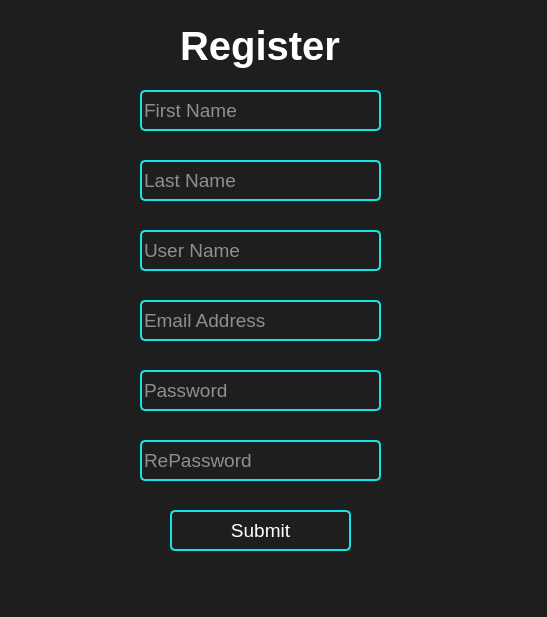
Qt form src/GUI/mainwindow.ui (batuhaninan/PasswordManager) before a commit.
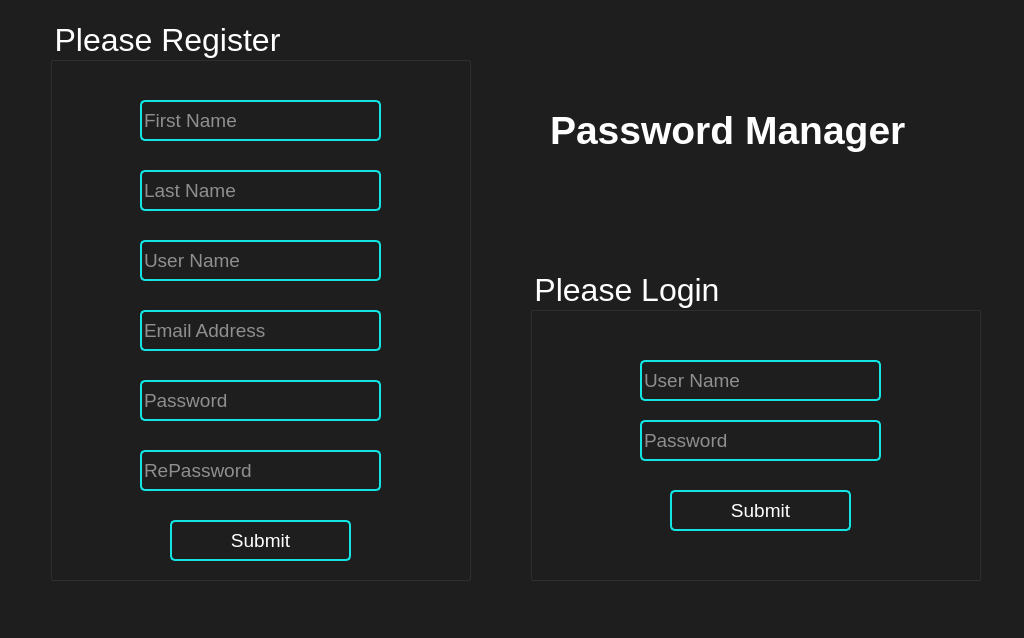
The same form after that commit.

Commit message: created login box and added lineedits, button

```diff
--- a/src/GUI/mainwindow.ui
+++ b/src/GUI/mainwindow.ui
@@ -6,8 +6,8 @@
    <rect>
     <x>0</x>
     <y>0</y>
-    <width>547</width>
-    <height>617</height>
+    <width>1024</width>
+    <height>638</height>
    </rect>
   </property>
   <property name="mouseTracking">
@@ -20,41 +20,35 @@
    <string notr="true">background-color:#1E1E1E</string>
   </property>
   <widget class="QWidget" name="centralwidget">
-   <widget class="QLineEdit" name="firstName">
+   <widget class="QGroupBox" name="groupBox">
     <property name="geometry">
      <rect>
-      <x>140</x>
-      <y>90</y>
-      <width>241</width>
-      <height>41</height>
+      <x>50</x>
+      <y>20</y>
+      <width>421</width>
+      <height>561</height>
      </rect>
     </property>
     <property name="font">
      <font>
-      <pointsize>14</pointsize>
+      <pointsize>24</pointsize>
      </font>
     </property>
     <property name="styleSheet">
-     <string notr="true">border: 2px solid #13E4E4;
-border-radius:5px;
-color:white</string>
+     <string notr="true">color:white;</string>
     </property>
-    <property name="inputMask">
-     <string/>
+    <property name="title">
+     <string>Please Register</string>
     </property>
-    <property name="text">
-     <string/>
-    </property>
-    <property name="placeholderText">
-     <string>First Name</string>
-    </property>
-   </widget>
-   <widget class="QLineEdit" name="lastName">
+    <widget class="QPushButton" name="submit">
+     <property name="enabled">
+      <bool>true</bool>
+     </property>
     <property name="geometry">
      <rect>
-      <x>140</x>
-      <y>160</y>
-      <width>241</width>
+       <x>120</x>
+       <y>500</y>
+       <width>181</width>
       <height>41</height>
      </rect>
     </property>
@@ -63,49 +57,26 @@
       <pointsize>14</pointsize>
      </font>
     </property>
-    <property name="styleSheet">
-     <string notr="true">border: 2px solid #13E4E4;
-border-radius:5px;
-color:white</string>
-    </property>
-    <property name="text">
-     <string/>
-    </property>
-    <property name="placeholderText">
-     <string>Last Name</string>
-    </property>
-   </widget>
-   <widget class="QLineEdit" name="userName">
-    <property name="geometry">
-     <rect>
-      <x>140</x>
-      <y>230</y>
-      <width>241</width>
-      <height>41</height>
-     </rect>
-    </property>
-    <property name="font">
-     <font>
-      <pointsize>14</pointsize>
-     </font>
-    </property>
+     <property name="mouseTracking">
+      <bool>false</bool>
+     </property>
+     <property name="autoFillBackground">
+      <bool>false</bool>
+     </property>
     <property name="styleSheet">
      <string notr="true">border: 2px solid #13E4E4;
 border-radius:5px;
 color:white</string>
     </property>
     <property name="text">
-     <string/>
-    </property>
-    <property name="placeholderText">
-     <string>User Name</string>
+      <string>Submit</string>
     </property>
    </widget>
    <widget class="QLineEdit" name="email">
     <property name="geometry">
      <rect>
-      <x>140</x>
-      <y>300</y>
+       <x>90</x>
+       <y>290</y>
       <width>241</width>
       <height>41</height>
      </rect>
@@ -130,8 +101,8 @@
    <widget class="QLineEdit" name="password">
     <property name="geometry">
      <rect>
-      <x>140</x>
-      <y>370</y>
+       <x>90</x>
+       <y>360</y>
       <width>241</width>
       <height>41</height>
      </rect>
@@ -156,11 +127,92 @@
      <string>Password</string>
     </property>
    </widget>
+    <widget class="QLineEdit" name="lastName">
+     <property name="geometry">
+      <rect>
+       <x>90</x>
+       <y>150</y>
+       <width>241</width>
+       <height>41</height>
+      </rect>
+     </property>
+     <property name="font">
+      <font>
+       <pointsize>14</pointsize>
+      </font>
+     </property>
+     <property name="styleSheet">
+      <string notr="true">border: 2px solid #13E4E4;
+border-radius:5px;
+color:white</string>
+     </property>
+     <property name="text">
+      <string/>
+     </property>
+     <property name="placeholderText">
+      <string>Last Name</string>
+     </property>
+    </widget>
+    <widget class="QLineEdit" name="userName">
+     <property name="geometry">
+      <rect>
+       <x>90</x>
+       <y>220</y>
+       <width>241</width>
+       <height>41</height>
+      </rect>
+     </property>
+     <property name="font">
+      <font>
+       <pointsize>14</pointsize>
+      </font>
+     </property>
+     <property name="styleSheet">
+      <string notr="true">border: 2px solid #13E4E4;
+border-radius:5px;
+color:white</string>
+     </property>
+     <property name="text">
+      <string/>
+     </property>
+     <property name="placeholderText">
+      <string>User Name</string>
+     </property>
+    </widget>
+    <widget class="QLineEdit" name="firstName">
+     <property name="geometry">
+      <rect>
+       <x>90</x>
+       <y>80</y>
+       <width>241</width>
+       <height>41</height>
+      </rect>
+     </property>
+     <property name="font">
+      <font>
+       <pointsize>14</pointsize>
+      </font>
+     </property>
+     <property name="styleSheet">
+      <string notr="true">border: 2px solid #13E4E4;
+border-radius:5px;
+color:white</string>
+     </property>
+     <property name="inputMask">
+      <string/>
+     </property>
+     <property name="text">
+      <string/>
+     </property>
+     <property name="placeholderText">
+      <string>First Name</string>
+     </property>
+    </widget>
    <widget class="QLineEdit" name="repassword">
     <property name="geometry">
      <rect>
-      <x>140</x>
-      <y>440</y>
+       <x>90</x>
+       <y>430</y>
       <width>241</width>
       <height>41</height>
      </rect>
@@ -185,76 +237,138 @@
      <string>RePassword</string>
     </property>
    </widget>
-   <widget class="QPushButton" name="submit">
-    <property name="enabled">
-     <bool>true</bool>
-    </property>
-    <property name="geometry">
-     <rect>
-      <x>170</x>
-      <y>510</y>
-      <width>181</width>
-      <height>41</height>
-     </rect>
-    </property>
-    <property name="font">
-     <font>
-      <pointsize>14</pointsize>
-     </font>
-    </property>
-    <property name="mouseTracking">
-     <bool>false</bool>
-    </property>
-    <property name="autoFillBackground">
-     <bool>false</bool>
-    </property>
-    <property name="styleSheet">
-     <string notr="true">border: 2px solid #13E4E4;
-border-radius:5px;
-color:white</string>
-    </property>
-    <property name="text">
-     <string>Submit</string>
-    </property>
    </widget>
    <widget class="QLabel" name="registerLabel">
     <property name="geometry">
      <rect>
-      <x>180</x>
+      <x>550</x>
       <y>10</y>
-      <width>231</width>
-      <height>71</height>
+      <width>471</width>
+      <height>241</height>
      </rect>
     </property>
     <property name="font">
      <font>
-      <pointsize>30</pointsize>
+      <pointsize>29</pointsize>
       <weight>75</weight>
       <bold>true</bold>
-      <underline>false</underline>
-      <strikeout>false</strikeout>
-      <kerning>true</kerning>
      </font>
     </property>
     <property name="styleSheet">
      <string notr="true">color:white;
-text-align:center;</string>
+</string>
     </property>
-    <property name="frameShape">
-     <enum>QFrame::NoFrame</enum>
+    <property name="text">
+     <string>Password Manager</string>
     </property>
-    <property name="frameShadow">
-     <enum>QFrame::Plain</enum>
+   </widget>
+   <widget class="QGroupBox" name="logInGroupBox">
+    <property name="geometry">
+     <rect>
+      <x>530</x>
+      <y>270</y>
+      <width>451</width>
+      <height>311</height>
+     </rect>
     </property>
-    <property name="lineWidth">
-     <number>1</number>
+    <property name="font">
+     <font>
+      <pointsize>24</pointsize>
+     </font>
     </property>
+    <property name="styleSheet">
+     <string notr="true">color:white</string>
+    </property>
+    <property name="title">
+     <string>Please Login</string>
+    </property>
+    <widget class="QLineEdit" name="logInUserName">
+     <property name="geometry">
+      <rect>
+       <x>110</x>
+       <y>90</y>
+       <width>241</width>
+       <height>41</height>
+      </rect>
+     </property>
+     <property name="font">
+      <font>
+       <pointsize>14</pointsize>
+      </font>
+     </property>
+     <property name="styleSheet">
+      <string notr="true">border: 2px solid #13E4E4;
+border-radius:5px;
+color:white</string>
+     </property>
     <property name="text">
-     <string>Register</string>
-    </property>
-    <property name="textFormat">
-     <enum>Qt::AutoText</enum>
-    </property>
+      <string/>
+     </property>
+     <property name="placeholderText">
+      <string>User Name</string>
+     </property>
+    </widget>
+    <widget class="QPushButton" name="logInSubmit">
+     <property name="enabled">
+      <bool>true</bool>
+     </property>
+     <property name="geometry">
+      <rect>
+       <x>140</x>
+       <y>220</y>
+       <width>181</width>
+       <height>41</height>
+      </rect>
+     </property>
+     <property name="font">
+      <font>
+       <pointsize>14</pointsize>
+      </font>
+     </property>
+     <property name="mouseTracking">
+      <bool>false</bool>
+     </property>
+     <property name="autoFillBackground">
+      <bool>false</bool>
+     </property>
+     <property name="styleSheet">
+      <string notr="true">border: 2px solid #13E4E4;
+border-radius:5px;
+color:white</string>
+     </property>
+     <property name="text">
+      <string>Submit</string>
+     </property>
+    </widget>
+    <widget class="QLineEdit" name="logInPassword">
+     <property name="geometry">
+      <rect>
+       <x>110</x>
+       <y>150</y>
+       <width>241</width>
+       <height>41</height>
+      </rect>
+     </property>
+     <property name="font">
+      <font>
+       <pointsize>14</pointsize>
+      </font>
+     </property>
+     <property name="styleSheet">
+      <string notr="true">border: 2px solid #13E4E4;
+border-radius:5px;
+color:white</string>
+     </property>
+     <property name="text">
+      <string/>
+     </property>
+     <property name="echoMode">
+      <enum>QLineEdit::Password</enum>
+     </property>
+     <property name="placeholderText">
+      <string>Password</string>
+     </property>
+    </widget>
    </widget>
   </widget>
   <widget class="QMenuBar" name="menubar">
```
Left out of the diff: 4 changed lines with no effect on the pictures. Lines whose indentation alone changed are shown as unchanged. The commit also changes 4 other files.
